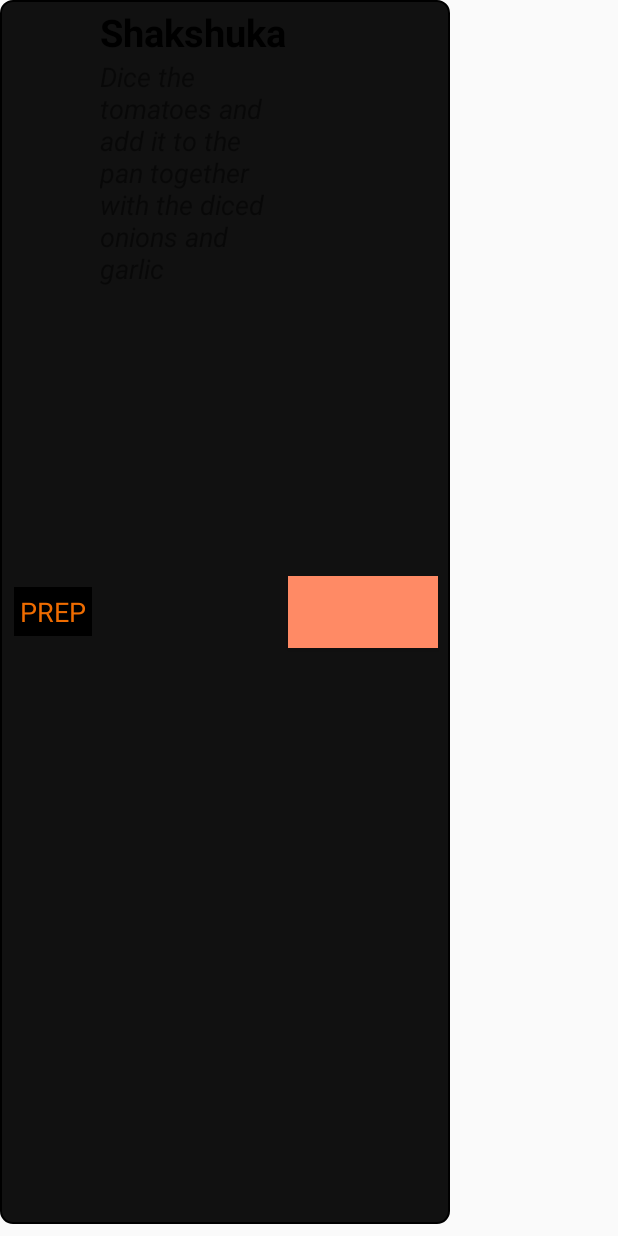
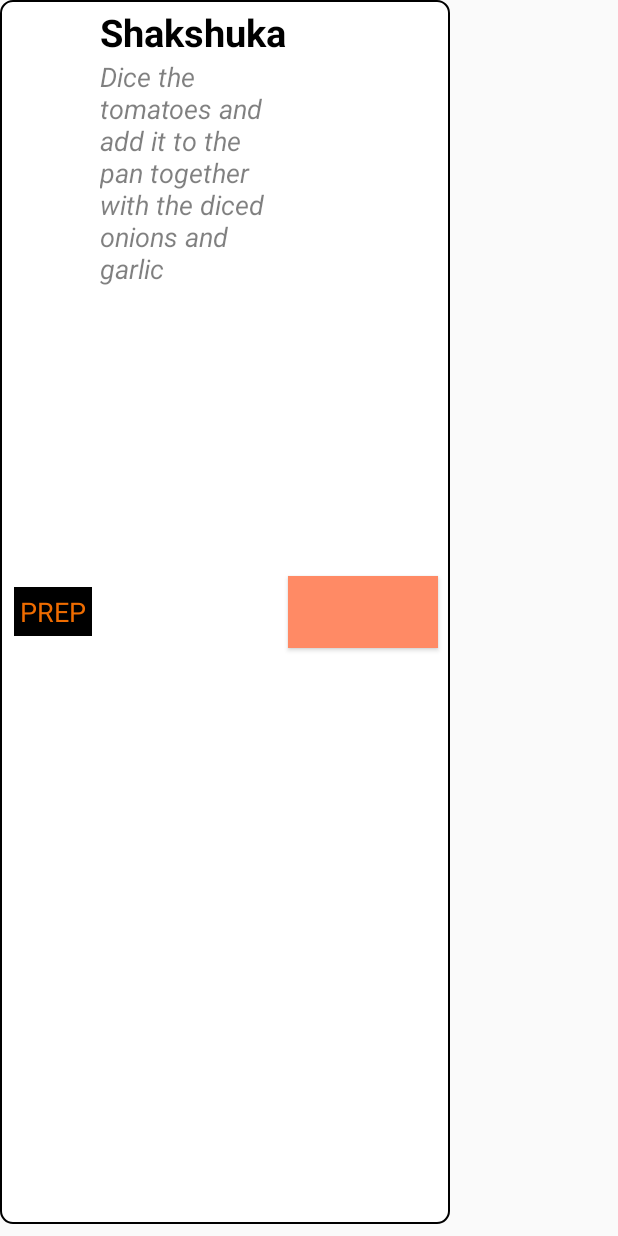
Before and after one commit to Chefster/android, an Android app: the layout view_progress_item.xml on its own in the app's theme, with its tools: preview values and no code run, on a phone screen of 412 x 824 dp. Run offline under Robolectric (Android 15) with nearby library versions, the light colour scheme and no system bars; plain views replace CircularProgressButton.

```diff
--- a/app/src/main/res/drawable/transparent_background_black_border.xml
+++ b/app/src/main/res/drawable/blue_translucent_background_black_border.xml
@@ -1,5 +1,5 @@
 <shape xmlns:android="http://schemas.android.com/apk/res/android" android:shape="rectangle">
-    <solid android:color="#ee000000" />
+    <solid android:color="#ef00aaff" />
     <stroke android:width="1dip" android:color="@android:color/black"/>
     <corners android:radius="8dp"/>
     <!--<corners android:radius="10dp"/>-->
--- /dev/null
+++ b/app/src/main/res/drawable/white_translucent_background_black_border.xml
@@ -0,0 +1,5 @@
+<shape xmlns:android="http://schemas.android.com/apk/res/android" android:shape="rectangle">
+    <solid android:color="#efffffff" />
+    <stroke android:width="1dip" android:color="@android:color/black"/>
+    <corners android:radius="8dp"/>
+</shape>
--- a/app/src/main/res/layout/view_progress_item.xml
+++ b/app/src/main/res/layout/view_progress_item.xml
@@ -3,7 +3,7 @@
     xmlns:android="http://schemas.android.com/apk/res/android"
     xmlns:app="http://schemas.android.com/apk/res-auto"
     xmlns:tools="http://schemas.android.com/tools"
-    android:background="@drawable/transparent_background_black_border"
+    android:background="@drawable/white_translucent_background_black_border"
     android:orientation="horizontal"
     android:layout_width="300dp"
     android:layout_height="match_parent"
```
Also changed, not shown: app/src/main/java/com/codepath/chefster/activities/MealLaunchActivity.java (+41 -2 lines), app/src/main/java/com/codepath/chefster/activities/ProgressActivity.java (+7 -0 lines), app/src/main/java/com/codepath/chefster/adapters/ProgressAdapter.java (+0 -42 lines).
